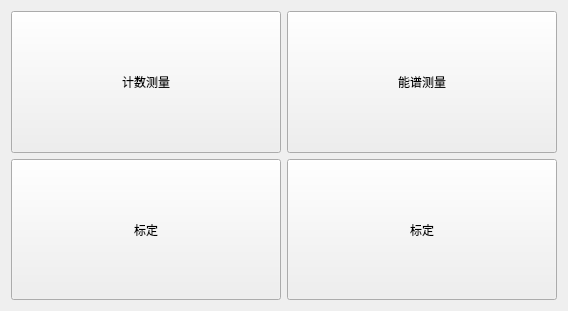
Above: settings/CalibrationMainWin.ui from urielyan/sunDemon before the change. Below: the same form after it.
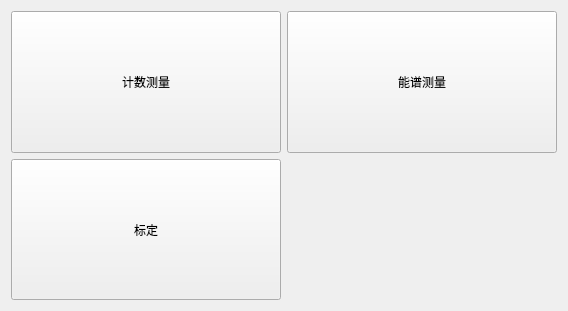
That is the form after the change.

What changed in the file:
```diff
--- a/settings/CalibrationMainWin.ui
+++ b/settings/CalibrationMainWin.ui
@@ -53,19 +53,6 @@
      </property>
     </widget>
    </item>
-   <item row="1" column="1">
-    <widget class="QPushButton" name="pushButton_2">
-     <property name="sizePolicy">
-      <sizepolicy hsizetype="Minimum" vsizetype="Minimum">
-       <horstretch>0</horstretch>
-       <verstretch>0</verstretch>
-      </sizepolicy>
-     </property>
-     <property name="text">
-      <string>标定</string>
-     </property>
-    </widget>
-   </item>
   </layout>
  </widget>
  <resources/>
```
